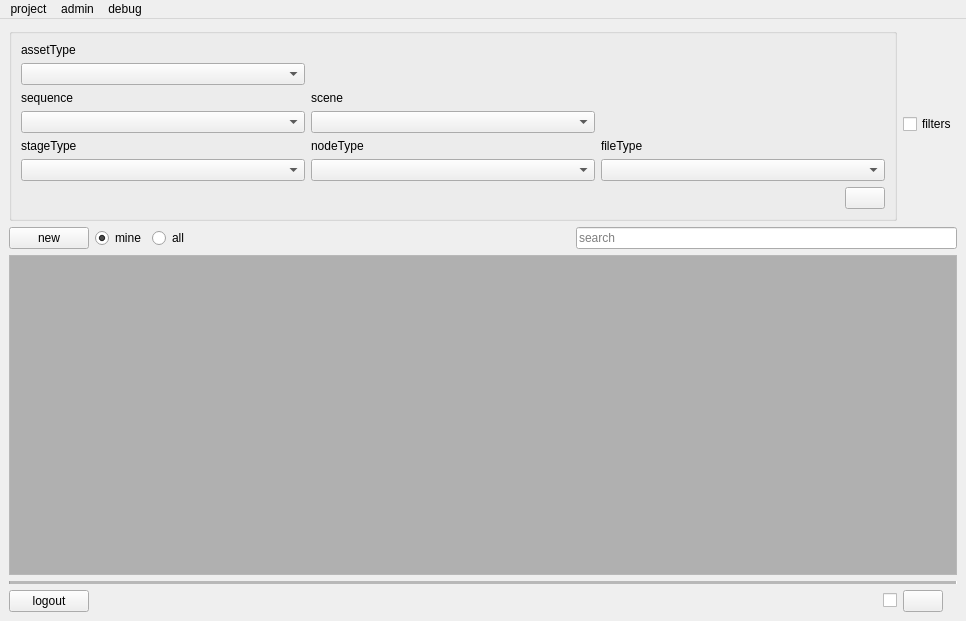
Above: rbhusUI/lib/rbhusPipeMainMod.ui from aumanimationstudios/rbhus before the change. Below: the same form after it.
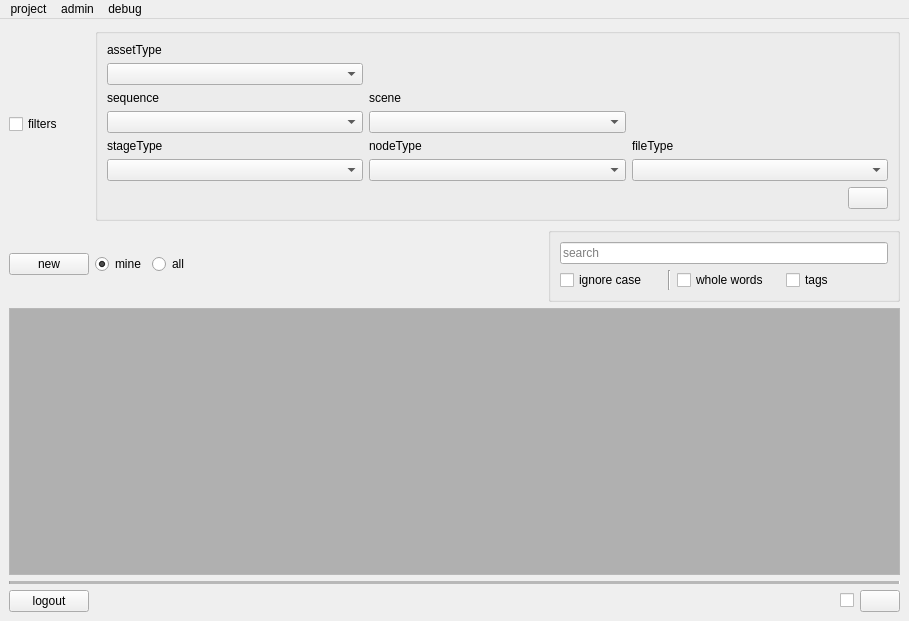
That is the form after the change.

```diff
--- a/rbhusUI/lib/rbhusPipeMainMod.ui
+++ b/rbhusUI/lib/rbhusPipeMainMod.ui
@@ -6,7 +6,7 @@
    <rect>
     <x>0</x>
     <y>0</y>
-    <width>966</width>
+    <width>909</width>
     <height>621</height>
    </rect>
   </property>
@@ -27,26 +27,7 @@
   </property>
   <widget class="QWidget" name="centralwidget">
    <layout class="QGridLayout" name="gridLayout">
-    <item row="13" column="3">
-     <widget class="QCheckBox" name="checkRefresh">
-      <property name="sizePolicy">
-       <sizepolicy hsizetype="Fixed" vsizetype="Fixed">
-        <horstretch>0</horstretch>
-        <verstretch>0</verstretch>
-       </sizepolicy>
-      </property>
-      <property name="text">
-       <string/>
-      </property>
-      <property name="iconSize">
-       <size>
-        <width>20</width>
-        <height>20</height>
-       </size>
-      </property>
-     </widget>
-    </item>
-    <item row="12" column="0" colspan="5">
+    <item row="13" column="0" colspan="5">
      <widget class="Line" name="line">
       <property name="enabled">
        <bool>true</bool>
@@ -65,7 +46,188 @@
       </property>
      </widget>
     </item>
-    <item row="1" column="0" colspan="4">
+    <item row="14" column="3">
+     <widget class="QCheckBox" name="checkRefresh">
+      <property name="sizePolicy">
+       <sizepolicy hsizetype="Fixed" vsizetype="Fixed">
+        <horstretch>0</horstretch>
+        <verstretch>0</verstretch>
+       </sizepolicy>
+      </property>
+      <property name="text">
+       <string/>
+      </property>
+      <property name="iconSize">
+       <size>
+        <width>20</width>
+        <height>20</height>
+       </size>
+      </property>
+     </widget>
+    </item>
+    <item row="14" column="4">
+     <widget class="QPushButton" name="assRefresh">
+      <property name="sizePolicy">
+       <sizepolicy hsizetype="Fixed" vsizetype="Fixed">
+        <horstretch>0</horstretch>
+        <verstretch>0</verstretch>
+       </sizepolicy>
+      </property>
+      <property name="text">
+       <string/>
+      </property>
+     </widget>
+    </item>
+    <item row="14" column="0">
+     <widget class="QPushButton" name="pushLogout">
+      <property name="sizePolicy">
+       <sizepolicy hsizetype="Fixed" vsizetype="Fixed">
+        <horstretch>0</horstretch>
+        <verstretch>0</verstretch>
+       </sizepolicy>
+      </property>
+      <property name="text">
+       <string>logout</string>
+      </property>
+     </widget>
+    </item>
+    <item row="14" column="1" colspan="2">
+     <spacer name="horizontalSpacer">
+      <property name="orientation">
+       <enum>Qt::Horizontal</enum>
+      </property>
+      <property name="sizeHint" stdset="0">
+       <size>
+        <width>40</width>
+        <height>20</height>
+       </size>
+      </property>
+     </spacer>
+    </item>
+    <item row="9" column="0" colspan="5">
+     <layout class="QHBoxLayout" name="horizontalLayout">
+      <item>
+       <widget class="QPushButton" name="pushNewAsset">
+        <property name="text">
+         <string>new</string>
+        </property>
+       </widget>
+      </item>
+      <item>
+       <widget class="QRadioButton" name="radioMineAss">
+        <property name="text">
+         <string>mine</string>
+        </property>
+        <property name="checked">
+         <bool>true</bool>
+        </property>
+       </widget>
+      </item>
+      <item>
+       <widget class="QRadioButton" name="radioAllAss">
+        <property name="text">
+         <string>all</string>
+        </property>
+       </widget>
+      </item>
+      <item>
+       <spacer name="horizontalSpacer_3">
+        <property name="orientation">
+         <enum>Qt::Horizontal</enum>
+        </property>
+        <property name="sizeHint" stdset="0">
+         <size>
+          <width>40</width>
+          <height>20</height>
+         </size>
+        </property>
+       </spacer>
+      </item>
+      <item>
+       <widget class="QGroupBox" name="groupBox">
+        <property name="title">
+         <string/>
+        </property>
+        <layout class="QVBoxLayout" name="verticalLayout">
+         <item>
+          <widget class="QLineEdit" name="lineEditSearch">
+           <property name="sizePolicy">
+            <sizepolicy hsizetype="MinimumExpanding" vsizetype="Fixed">
+             <horstretch>0</horstretch>
+             <verstretch>0</verstretch>
+            </sizepolicy>
+           </property>
+           <property name="placeholderText">
+            <string>search</string>
+           </property>
+          </widget>
+         </item>
+         <item>
+          <layout class="QHBoxLayout" name="horizontalLayout_3">
+           <item>
+            <widget class="QCheckBox" name="checkCase">
+             <property name="sizePolicy">
+              <sizepolicy hsizetype="Minimum" vsizetype="Fixed">
+               <horstretch>0</horstretch>
+               <verstretch>0</verstretch>
+              </sizepolicy>
+             </property>
+             <property name="text">
+              <string>ignore case</string>
+             </property>
+             <property name="tristate">
+              <bool>false</bool>
+             </property>
+            </widget>
+           </item>
+           <item>
+            <widget class="Line" name="line_2">
+             <property name="orientation">
+              <enum>Qt::Vertical</enum>
+             </property>
+            </widget>
+           </item>
+           <item>
+            <widget class="QCheckBox" name="checkWords">
+             <property name="sizePolicy">
+              <sizepolicy hsizetype="Minimum" vsizetype="Fixed">
+               <horstretch>0</horstretch>
+               <verstretch>0</verstretch>
+              </sizepolicy>
+             </property>
+             <property name="text">
+              <string>whole words</string>
+             </property>
+            </widget>
+           </item>
+           <item>
+            <widget class="QCheckBox" name="checkTags">
+             <property name="sizePolicy">
+              <sizepolicy hsizetype="Minimum" vsizetype="Fixed">
+               <horstretch>0</horstretch>
+               <verstretch>0</verstretch>
+              </sizepolicy>
+             </property>
+             <property name="text">
+              <string>tags</string>
+             </property>
+            </widget>
+           </item>
+          </layout>
+         </item>
+        </layout>
+       </widget>
+      </item>
+     </layout>
+    </item>
+    <item row="1" column="0">
+     <widget class="QCheckBox" name="checkBoxFilter">
+      <property name="text">
+       <string>filters</string>
+      </property>
+     </widget>
+    </item>
+    <item row="1" column="1" colspan="4">
      <widget class="QGroupBox" name="groupBoxFilter">
       <property name="enabled">
        <bool>true</bool>
@@ -239,8 +401,8 @@
       </layout>
      </widget>
     </item>
-    <item row="10" column="0" colspan="5">
-     <widget class="QListWidget" name="listWidget">
+    <item row="11" column="0" colspan="5">
+     <widget class="QTableWidget" name="tableWidget">
       <property name="palette">
        <palette>
         <active>
@@ -302,132 +464,11 @@
       <property name="selectionBehavior">
        <enum>QAbstractItemView::SelectRows</enum>
       </property>
-      <property name="movement">
-       <enum>QListView::Static</enum>
-      </property>
-      <property name="resizeMode">
-       <enum>QListView::Adjust</enum>
-      </property>
-      <property name="layoutMode">
-       <enum>QListView::SinglePass</enum>
-      </property>
-      <property name="spacing">
-       <number>4</number>
-      </property>
-      <property name="viewMode">
-       <enum>QListView::ListMode</enum>
-      </property>
-      <property name="uniformItemSizes">
-       <bool>true</bool>
-      </property>
-      <property name="selectionRectVisible">
-       <bool>false</bool>
-      </property>
       <property name="sortingEnabled">
        <bool>true</bool>
       </property>
      </widget>
     </item>
-    <item row="13" column="0">
-     <widget class="QPushButton" name="pushLogout">
-      <property name="sizePolicy">
-       <sizepolicy hsizetype="Fixed" vsizetype="Fixed">
-        <horstretch>0</horstretch>
-        <verstretch>0</verstretch>
-       </sizepolicy>
-      </property>
-      <property name="text">
-       <string>logout</string>
-      </property>
-     </widget>
-    </item>
-    <item row="9" column="0" colspan="5">
-     <layout class="QHBoxLayout" name="horizontalLayout">
-      <item>
-       <widget class="QPushButton" name="pushNewAsset">
-        <property name="text">
-         <string>new</string>
-        </property>
-       </widget>
-      </item>
-      <item>
-       <widget class="QRadioButton" name="radioMineAss">
-        <property name="text">
-         <string>mine</string>
-        </property>
-        <property name="checked">
-         <bool>true</bool>
-        </property>
-       </widget>
-      </item>
-      <item>
-       <widget class="QRadioButton" name="radioAllAss">
-        <property name="text">
-         <string>all</string>
-        </property>
-       </widget>
-      </item>
-      <item>
-       <spacer name="horizontalSpacer_3">
-        <property name="orientation">
-         <enum>Qt::Horizontal</enum>
-        </property>
-        <property name="sizeHint" stdset="0">
-         <size>
-          <width>40</width>
-          <height>20</height>
-         </size>
-        </property>
-       </spacer>
-      </item>
-      <item>
-       <widget class="QLineEdit" name="lineEditSearch">
-        <property name="sizePolicy">
-         <sizepolicy hsizetype="MinimumExpanding" vsizetype="Fixed">
-          <horstretch>0</horstretch>
-          <verstretch>0</verstretch>
-         </sizepolicy>
-        </property>
-        <property name="placeholderText">
-         <string>search</string>
-        </property>
-       </widget>
-      </item>
-     </layout>
-    </item>
-    <item row="1" column="4">
-     <widget class="QCheckBox" name="checkBoxFilter">
-      <property name="text">
-       <string>filters</string>
-      </property>
-     </widget>
-    </item>
-    <item row="13" column="4">
-     <widget class="QPushButton" name="assRefresh">
-      <property name="sizePolicy">
-       <sizepolicy hsizetype="Fixed" vsizetype="Fixed">
-        <horstretch>0</horstretch>
-        <verstretch>0</verstretch>
-       </sizepolicy>
-      </property>
-      <property name="text">
-       <string/>
-      </property>
-     </widget>
-    </item>
-    <item row="13" column="1" colspan="2">
-     <spacer name="horizontalSpacer">
-      <property name="orientation">
-       <enum>Qt::Horizontal</enum>
-      </property>
-      <property name="sizeHint" stdset="0">
-       <size>
-        <width>40</width>
-        <height>20</height>
-       </size>
-      </property>
-     </spacer>
-    </item>
    </layout>
   </widget>
   <widget class="QMenuBar" name="menuBar">
@@ -435,7 +476,7 @@
     <rect>
      <x>0</x>
      <y>0</y>
-     <width>966</width>
+     <width>909</width>
      <height>21</height>
     </rect>
    </property>
```
Left out of the diff: 30 changed lines with no effect on the pictures.
